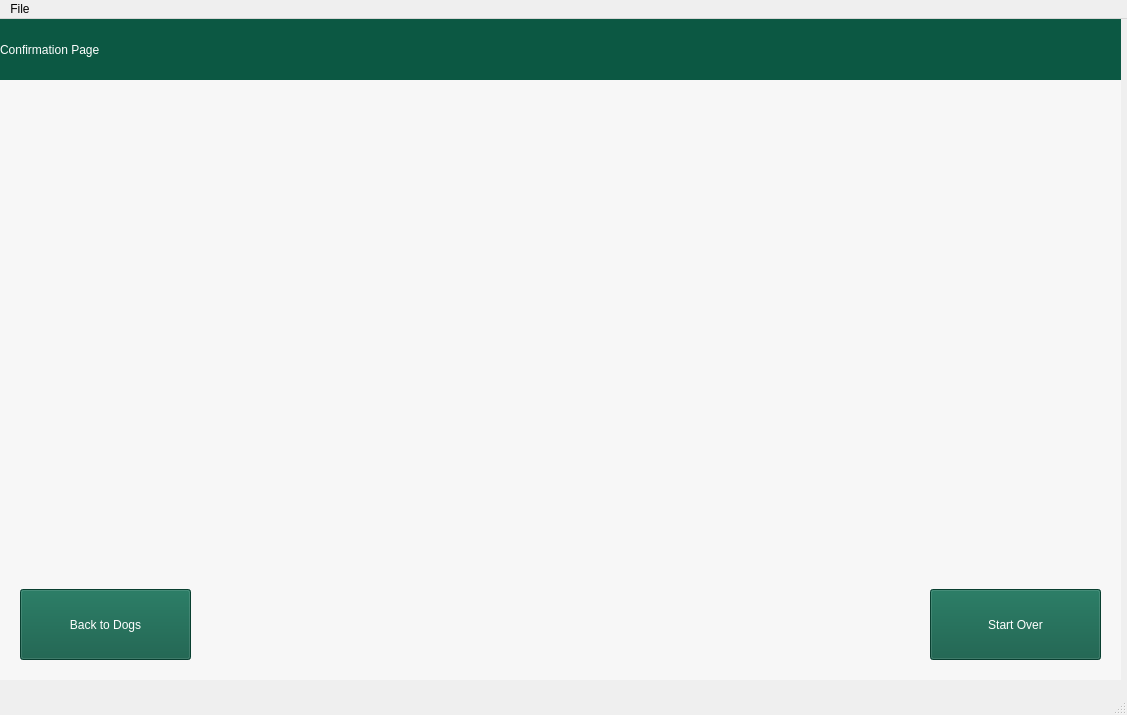
First picture: the form in dogadoptionapplication/mainwindow.ui, repository ethanmeyer/dogadoptionapp, before the edit.
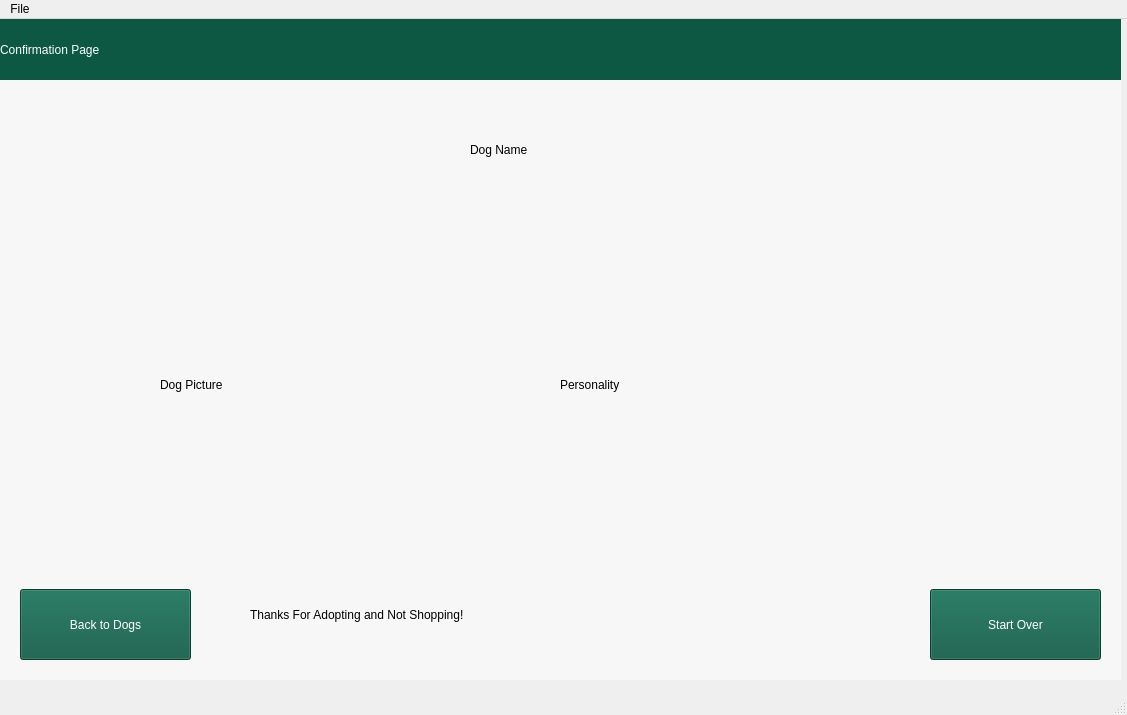
Second picture: the form after the edit. The open tabs and pages were chosen to show the change.

Commit message: Conformation page ui

```diff
--- a/dogadoptionapplication/mainwindow.ui
+++ b/dogadoptionapplication/mainwindow.ui
@@ -927,6 +927,76 @@
        <string>Confirmation Page </string>
       </property>
      </widget>
+     <widget class="QLabel" name="endPageDogNameLabel">
+      <property name="geometry">
+       <rect>
+        <x>470</x>
+        <y>100</y>
+        <width>171</width>
+        <height>61</height>
+       </rect>
+      </property>
+      <property name="styleSheet">
+       <string notr="true">background-color: rgb(247, 247, 247);
+font: 75 18pt &quot;Verdana&quot;;</string>
+      </property>
+      <property name="text">
+       <string>Dog Name</string>
+      </property>
+     </widget>
+     <widget class="QLabel" name="endPageDogPersonalityLabel">
+      <property name="geometry">
+       <rect>
+        <x>560</x>
+        <y>200</y>
+        <width>381</width>
+        <height>331</height>
+       </rect>
+      </property>
+      <property name="styleSheet">
+       <string notr="true">background-color: rgb(247, 247, 247);
+font: 14pt &quot;Verdana&quot;;</string>
+      </property>
+      <property name="text">
+       <string>Personality</string>
+      </property>
+      <property name="wordWrap">
+       <bool>true</bool>
+      </property>
+     </widget>
+     <widget class="QLabel" name="endPageDogPictureLabel">
+      <property name="geometry">
+       <rect>
+        <x>160</x>
+        <y>200</y>
+        <width>381</width>
+        <height>331</height>
+       </rect>
+      </property>
+      <property name="styleSheet">
+       <string notr="true"/>
+      </property>
+      <property name="text">
+       <string>Dog Picture</string>
+      </property>
+     </widget>
+     <widget class="QLabel" name="endLabel">
+      <property name="geometry">
+       <rect>
+        <x>250</x>
+        <y>570</y>
+        <width>611</width>
+        <height>51</height>
+       </rect>
+      </property>
+      <property name="styleSheet">
+       <string notr="true">background-color: rgb(247, 247, 247);
+font: 75 18pt &quot;Verdana&quot;;</string>
+      </property>
+      <property name="text">
+       <string>Thanks For Adopting and Not Shopping!</string>
+      </property>
+     </widget>
     </widget>
    </widget>
   </widget>
```
Left out of the diff: 24 changed lines with no effect on the pictures.
